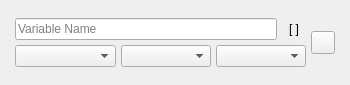
Above: UI/Arduino/glitch-object-variable-arduino.ui from textbrowser/glitch before the change. Below: the same form after it.
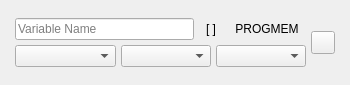
That is the form after the change. Icons and pictures are not drawn.

```diff
--- a/UI/Arduino/glitch-object-variable-arduino.ui
+++ b/UI/Arduino/glitch-object-variable-arduino.ui
@@ -65,6 +65,22 @@
          </property>
         </widget>
        </item>
+       <item>
+        <widget class="QToolButton" name="progmem">
+         <property name="toolTip">
+          <string>&lt;html&gt;&lt;head/&gt;&lt;body&gt;&lt;p&gt;Store data in flash memory instead of SRAM.&lt;/p&gt;&lt;/body&gt;&lt;/html&gt;</string>
+         </property>
+         <property name="text">
+          <string>PROGMEM</string>
+         </property>
+         <property name="checkable">
+          <bool>true</bool>
+         </property>
+         <property name="autoRaise">
+          <bool>true</bool>
+         </property>
+        </widget>
+       </item>
       </layout>
      </item>
      <item row="0" column="1" rowspan="2">
```
Left out of the diff: 3 changed lines with no effect on the pictures.
